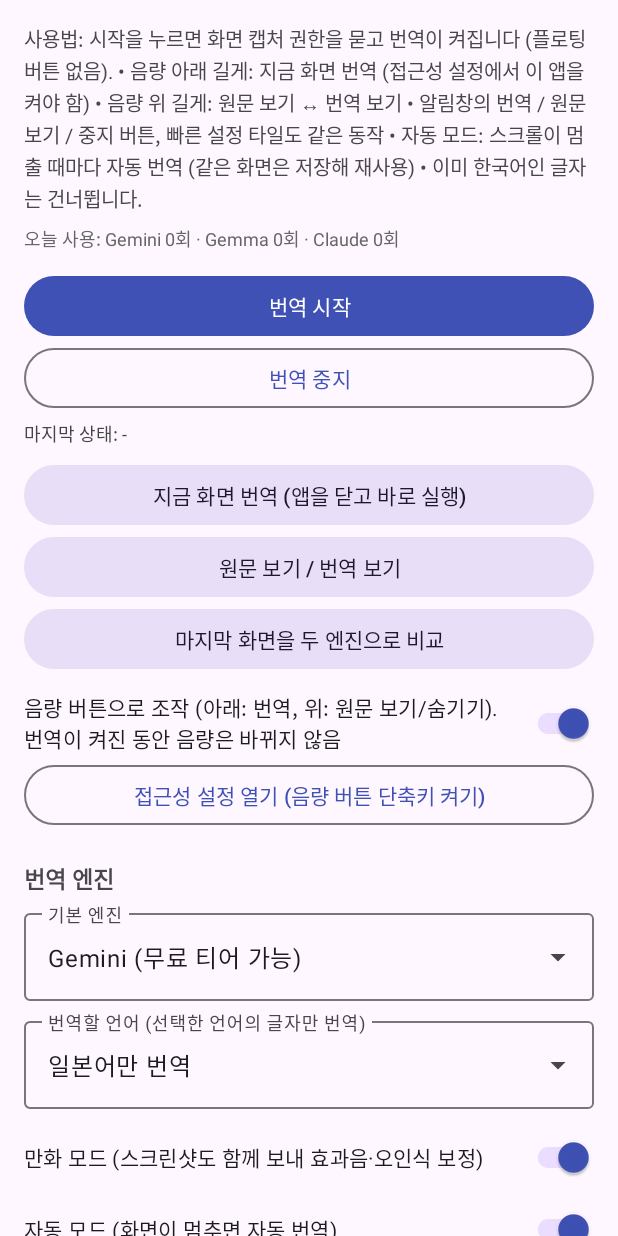
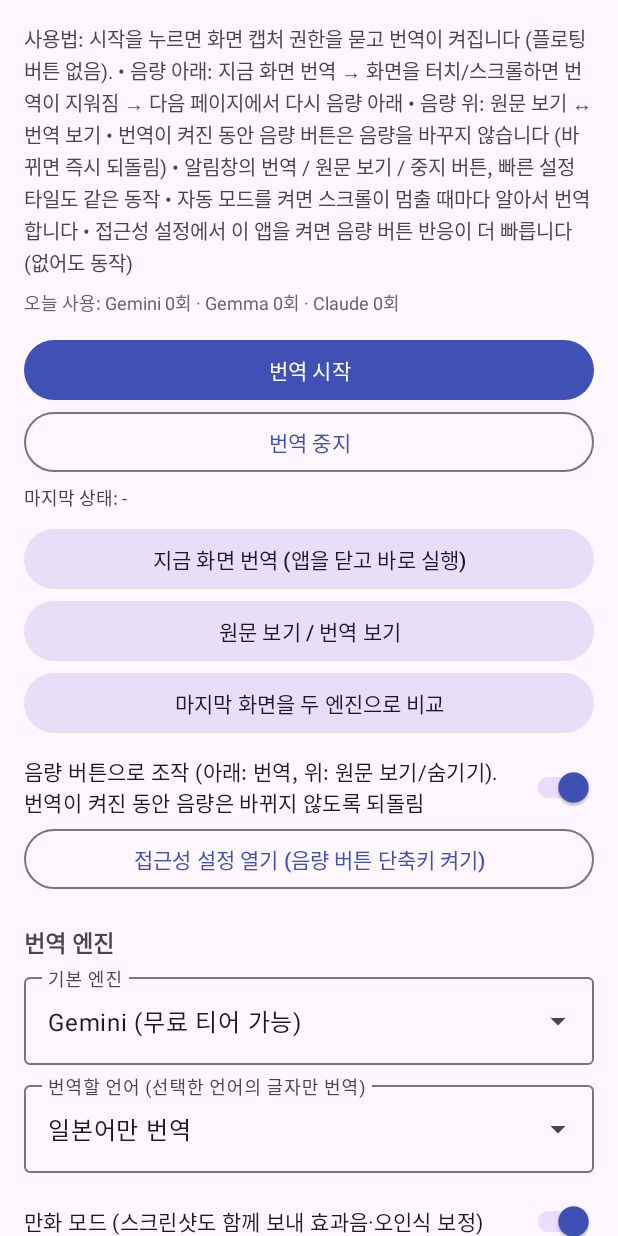
Before and after one commit to yeolmoolover/Portfolio_1, an Android app: the screen it shows after launch (MainActivity), on a phone screen of 412 x 824 dp. Run offline under Robolectric (Android 15) with nearby library versions, the phone set to English and light mode, and no system bars.

Commit message:
Manual flow: volume -> translate, touch/scroll -> dismiss; undo volume changes; full-screen capture only
- Auto mode now off by default. In manual mode a 1px FLAG_WATCH_OUTSIDE_TOUCH
  window reports screen touches, which dismiss the translation (scroll
  detection as backup); the next volume press translates again.
- VOLUME_CHANGED_ACTION receiver restores the previous volume while
  running and acts as a trigger when the accessibility service did not
  consume the key.
- Android 14+: request the default-display-only projection config so the
  consent dialog has no single-app picker.

Co-Authored-By: Claude Fable 5.1 <noreply@anthropic.com>
Claude-Session: https://claude.ai/code/session_01McFbrXtjXuTWAVFjU1evmi

```diff
--- a/ScreenTranslator/app/src/main/java/com/portfolio/screentranslator/KeyTriggerService.kt
+++ b/ScreenTranslator/app/src/main/java/com/portfolio/screentranslator/KeyTriggerService.kt
@@ -32,6 +32,7 @@ class KeyTriggerService : AccessibilityService() {
         if (code != KeyEvent.KEYCODE_VOLUME_DOWN && code != KeyEvent.KEYCODE_VOLUME_UP) return false
 
         // Fire on the first DOWN; swallow auto-repeats and the UP so nothing reaches the system.
+        CaptureService.lastKeyHandledAt = System.currentTimeMillis()
         if (event.action == KeyEvent.ACTION_DOWN && event.repeatCount == 0) {
             val action = if (code == KeyEvent.KEYCODE_VOLUME_DOWN) CaptureService.ACTION_TRANSLATE
                          else CaptureService.ACTION_TOGGLE_ORIGINAL
--- a/ScreenTranslator/app/src/main/java/com/portfolio/screentranslator/MainActivity.kt
+++ b/ScreenTranslator/app/src/main/java/com/portfolio/screentranslator/MainActivity.kt
@@ -106,7 +106,11 @@ class MainActivity : AppCompatActivity() {
                 return@setOnClickListener
             }
             val mpm = getSystemService(MediaProjectionManager::class.java)
-            projectionLauncher.launch(mpm.createScreenCaptureIntent())
+            // Android 14+: ask for the whole screen only (no "single app" picker in the dialog).
+            val captureIntent = if (Build.VERSION.SDK_INT >= 34)
+                mpm.createScreenCaptureIntent(android.media.projection.MediaProjectionConfig.createConfigForDefaultDisplay())
+            else mpm.createScreenCaptureIntent()
+            projectionLauncher.launch(captureIntent)
         }
         findViewById<MaterialButton>(R.id.btn_stop).setOnClickListener {
             startService(Intent(this, CaptureService::class.java).setAction(CaptureService.ACTION_STOP))
--- a/ScreenTranslator/app/src/main/java/com/portfolio/screentranslator/Prefs.kt
+++ b/ScreenTranslator/app/src/main/java/com/portfolio/screentranslator/Prefs.kt
@@ -47,9 +47,11 @@ class Prefs(context: Context) {
         get() = sp.getBoolean("comic_mode", true)
         set(v) = sp.edit().putBoolean("comic_mode", v).apply()
 
+    /** Auto mode re-translates whenever the screen settles. Off by default: the normal flow
+     *  is volume-down -> translate, touch -> dismiss, volume-down again on the next page. */
     var autoMode: Boolean
-        get() = sp.getBoolean("auto_mode", true)
-        set(v) = sp.edit().putBoolean("auto_mode", v).apply()
+        get() = sp.getBoolean("auto_mode2", false)
+        set(v) = sp.edit().putBoolean("auto_mode2", v).apply()
 
     /**
      * 0.3 .. 1.0. Boxes are separate small windows, so above 0.8 only touches landing
--- a/ScreenTranslator/app/src/main/res/values/strings.xml
+++ b/ScreenTranslator/app/src/main/res/values/strings.xml
@@ -16,22 +16,23 @@
     <string name="claude_model">Claude 모델 ID</string>
     <string name="source_lang">번역할 언어 (선택한 언어의 글자만 번역)</string>
     <string name="comic_mode">만화 모드 (스크린샷도 함께 보내 효과음·오인식 보정)</string>
-    <string name="auto_mode">자동 모드 (화면이 멈추면 자동 번역)</string>
+    <string name="auto_mode">자동 모드 (끄면: 음량 버튼 → 번역, 화면 터치 → 지움)</string>
     <string name="opacity">번역 배경 불투명도 (80% 초과 시 번역 상자 위를 누르는 터치는 차단됨)</string>
     <string name="font_scale">글자 크기 배율</string>
     <string name="usage_today">오늘 사용: Gemini %1$d회 · Gemma %2$d회 · Claude %3$d회</string>
     <string name="perm_overlay">다른 앱 위에 표시 권한이 필요합니다</string>
     <string name="perm_capture_denied">화면 캡처 권한이 거부되었습니다</string>
     <string name="accessibility_desc">번역이 켜져 있는 동안 음량 버튼 길게 누르기를 번역 단축키로 씁니다. 화면 내용은 읽지 않습니다.</string>
-    <string name="volume_trigger">음량 버튼으로 조작 (아래: 번역, 위: 원문 보기/숨기기). 번역이 켜진 동안 음량은 바뀌지 않음</string>
+    <string name="volume_trigger">음량 버튼으로 조작 (아래: 번역, 위: 원문 보기/숨기기). 번역이 켜진 동안 음량은 바뀌지 않도록 되돌림</string>
     <string name="open_accessibility">접근성 설정 열기 (음량 버튼 단축키 켜기)</string>
     <string name="compare_now">마지막 화면을 두 엔진으로 비교</string>
     <string name="toggle_original">원문 보기 / 번역 보기</string>
     <string name="last_status">마지막 상태: %1$s</string>
     <string name="help">사용법: 시작을 누르면 화면 캡처 권한을 묻고 번역이 켜집니다 (플로팅 버튼 없음).
-• 음량 아래 길게: 지금 화면 번역 (접근성 설정에서 이 앱을 켜야 함)
-• 음량 위 길게: 원문 보기 ↔ 번역 보기
+• 음량 아래: 지금 화면 번역 → 화면을 터치/스크롤하면 번역이 지워짐 → 다음 페이지에서 다시 음량 아래
+• 음량 위: 원문 보기 ↔ 번역 보기
+• 번역이 켜진 동안 음량 버튼은 음량을 바꾸지 않습니다 (바뀌면 즉시 되돌림)
 • 알림창의 번역 / 원문 보기 / 중지 버튼, 빠른 설정 타일도 같은 동작
-• 자동 모드: 스크롤이 멈출 때마다 자동 번역 (같은 화면은 저장해 재사용)
-• 이미 한국어인 글자는 건너뜁니다.</string>
+• 자동 모드를 켜면 스크롤이 멈출 때마다 알아서 번역합니다
+• 접근성 설정에서 이 앱을 켜면 음량 버튼 반응이 더 빠릅니다 (없어도 동작)</string>
 </resources>
```
Also changed, not shown: ScreenTranslator/app/src/main/java/com/portfolio/screentranslator/CaptureService.kt (+103 -1 lines), 1 other file.
